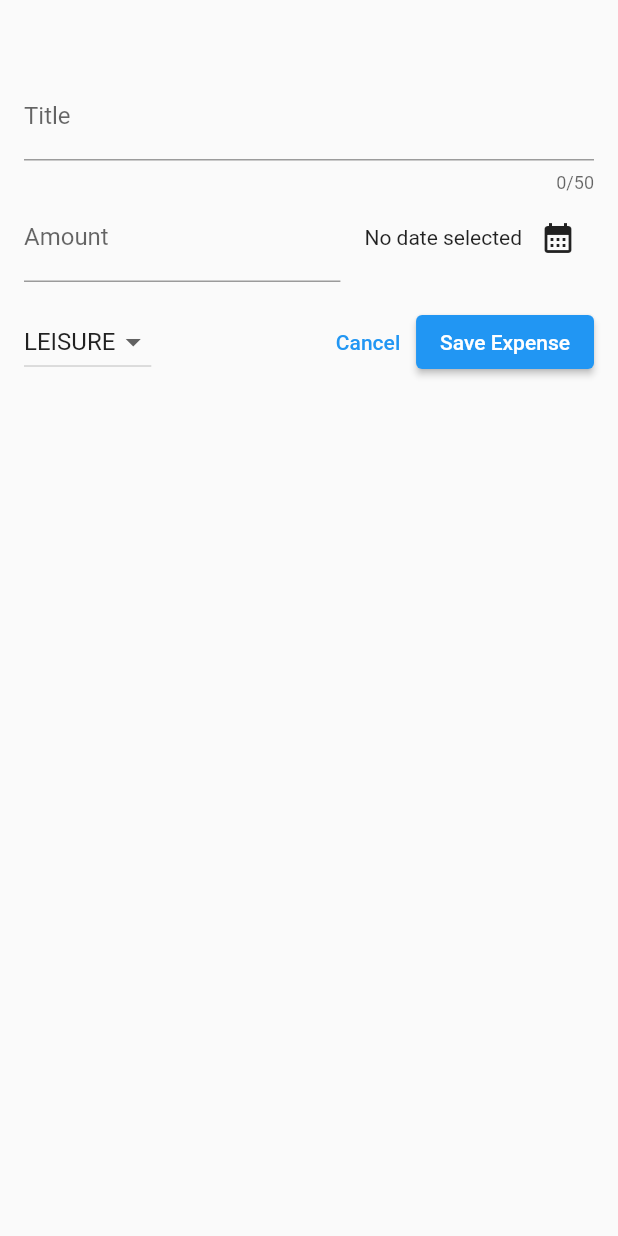
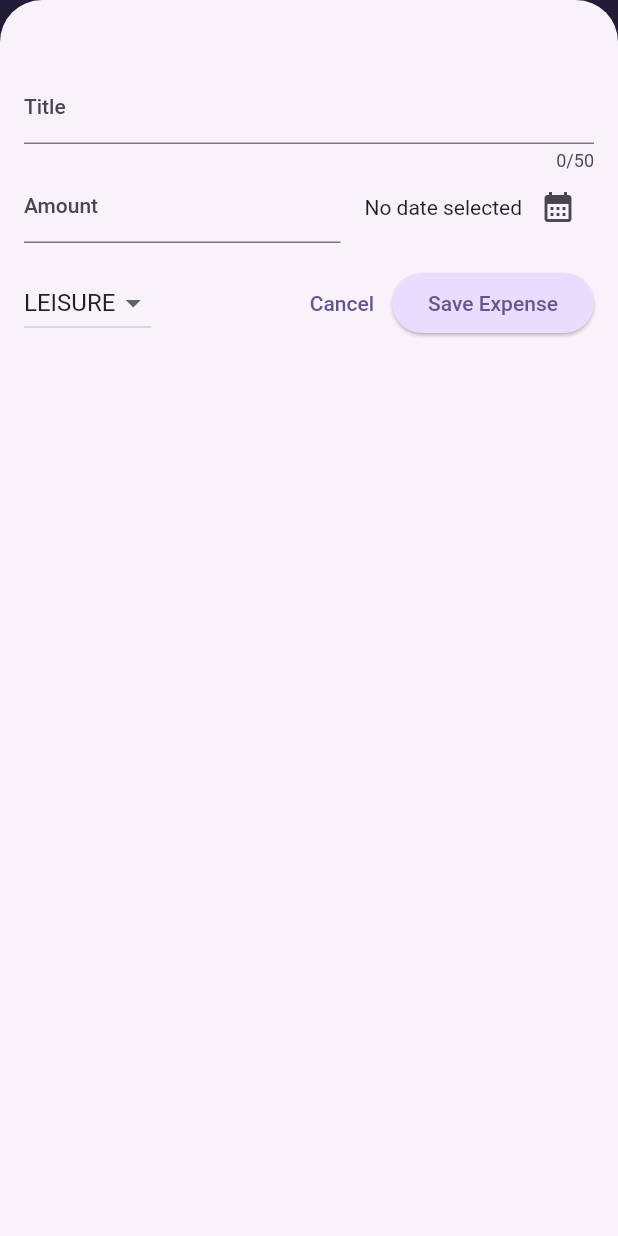
Before and after one commit to harshanand2021/expense_tracker_app, a Flutter app: the screen it shows after launch, after a tap on the "add" icon, on a phone screen of 412 x 824 dp. Run offline on Flutter 3.47's test engine with Material 2 defaults, Android fonts, the phone set to English and light mode, and no system bars.

Commit message:
new dark theme created

```diff
--- a/lib/main.dart
+++ b/lib/main.dart
@@ -1,8 +1,58 @@
 import 'package:expense_tracker_app/widgets/expenses.dart';
 import 'package:flutter/material.dart';
 
+var kColorScheme = ColorScheme.fromSeed(
+  seedColor: const Color.fromARGB(255, 96, 59, 181),
+);
+
+var kDarkColorScheme = ColorScheme.fromSeed(
+  brightness: Brightness.dark,
+  seedColor: const Color.fromARGB(255, 5, 99, 125),
+);
+
 void main() {
-  runApp(MaterialApp(
-    home: Expenses(),
-  ));
+  runApp(
+    MaterialApp(
+      darkTheme: ThemeData.dark().copyWith(
+        useMaterial3: true,
+        colorScheme: kDarkColorScheme,
+        cardTheme: const CardTheme().copyWith(
+          color: kColorScheme.secondaryContainer,
+          margin: const EdgeInsets.symmetric(
+            horizontal: 16,
+            vertical: 8,
+          ),
+        ),
+      ),
+      theme: ThemeData().copyWith(
+        useMaterial3: true,
+        colorScheme: kColorScheme,
+        appBarTheme: const AppBarTheme().copyWith(
+          backgroundColor: kColorScheme.onPrimaryContainer,
+          foregroundColor: kColorScheme.primaryContainer,
+        ),
+        cardTheme: const CardTheme().copyWith(
+          color: kColorScheme.secondaryContainer,
+          margin: const EdgeInsets.symmetric(
+            horizontal: 16,
+            vertical: 8,
+          ),
+        ),
+        elevatedButtonTheme: ElevatedButtonThemeData(
+          style: ElevatedButton.styleFrom(
+            backgroundColor: kColorScheme.primaryContainer,
+          ),
+        ),
+        textTheme: ThemeData().textTheme.copyWith(
+              titleLarge: TextStyle(
+                fontWeight: FontWeight.bold,
+                color: kColorScheme.onSecondaryContainer,
+                fontSize: 16,
+              ),
+            ),
+      ),
+      themeMode: ThemeMode.system,
+      home: Expenses(),
+    ),
+  );
 }
--- a/lib/widgets/expenses.dart
+++ b/lib/widgets/expenses.dart
@@ -44,6 +44,7 @@ class _ExpenseState extends State<Expenses> {
     final expenseIndex = _registeredExpenses.indexOf(expense);
     setState(() {
       _registeredExpenses.remove(expense);
+      ScaffoldMessenger.of(context).clearSnackBars();
       ScaffoldMessenger.of(context).showSnackBar(
         SnackBar(
           duration: const Duration(seconds: 3),
--- a/lib/widgets/expenses_list/expense_item.dart
+++ b/lib/widgets/expenses_list/expense_item.dart
@@ -16,7 +16,10 @@ class ExpenseItem extends StatelessWidget {
         ),
         child: Column(
           children: [
-            Text(expense.title),
+            Text(
+              expense.title,
+              style: Theme.of(context).textTheme.titleLarge,
+            ),
             const SizedBox(
               height: 4,
             ),
--- a/lib/widgets/expenses_list/expenses_list.dart
+++ b/lib/widgets/expenses_list/expenses_list.dart
@@ -17,6 +17,11 @@ class ExpensesList extends StatelessWidget {
     return ListView.builder(
       itemCount: expenses.length,
       itemBuilder: (ctx, index) => Dismissible(
+        background: Container(
+          color: Theme.of(context).colorScheme.error.withOpacity(0.75),
+          margin: EdgeInsets.symmetric(
+              horizontal: Theme.of(context).cardTheme.margin!.horizontal),
+        ),
         key: ValueKey(expenses[index]),
         onDismissed: (direction) {
           onRemoveExpense(expenses[index]);
```
Also changed, not shown: 9 other files.
